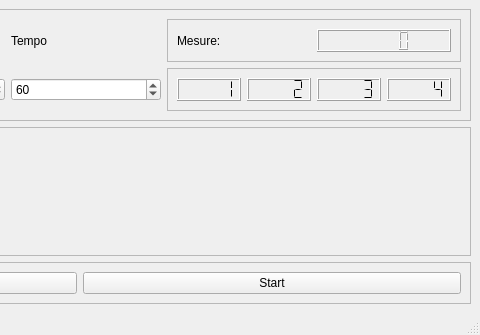
Above: mainWindow.ui from chep/Tonique before the change; both pictures show x 320 to 800 and y 0 to 335 of the 800 by 335 pixel window. Below: the same form after it.
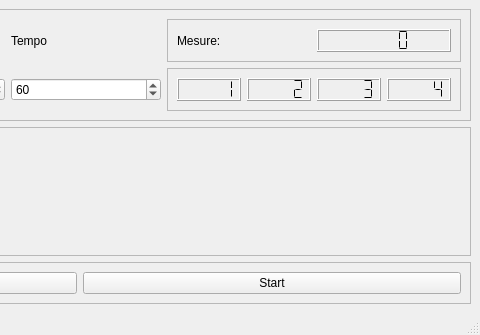
That is the form after the change.

Commit message: I'm just a grunt. Don't blame me for this awful PoS.

```diff
--- a/mainWindow.ui
+++ b/mainWindow.ui
@@ -187,7 +187,11 @@
            </widget>
           </item>
           <item>
-           <widget class="QLCDNumber" name="mesure"/>
+           <widget class="QLCDNumber" name="mesure">
+            <property name="segmentStyle">
+             <enum>QLCDNumber::Flat</enum>
+            </property>
+           </widget>
           </item>
          </layout>
         </widget>
```
The commit also changes 2 other files.
